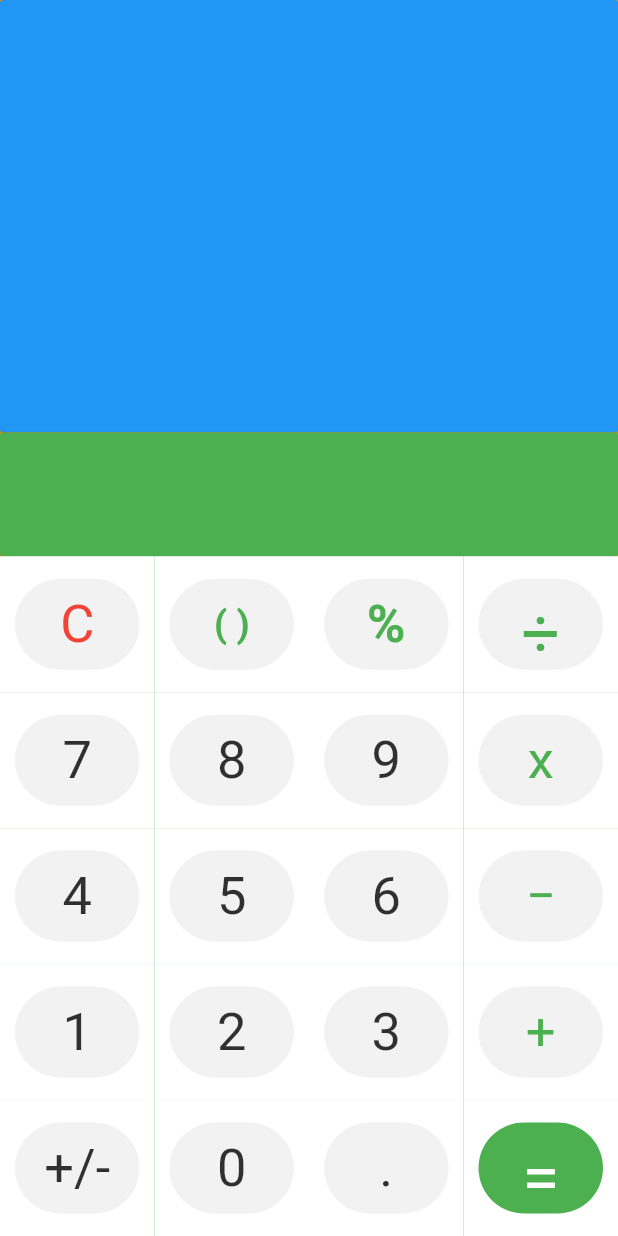
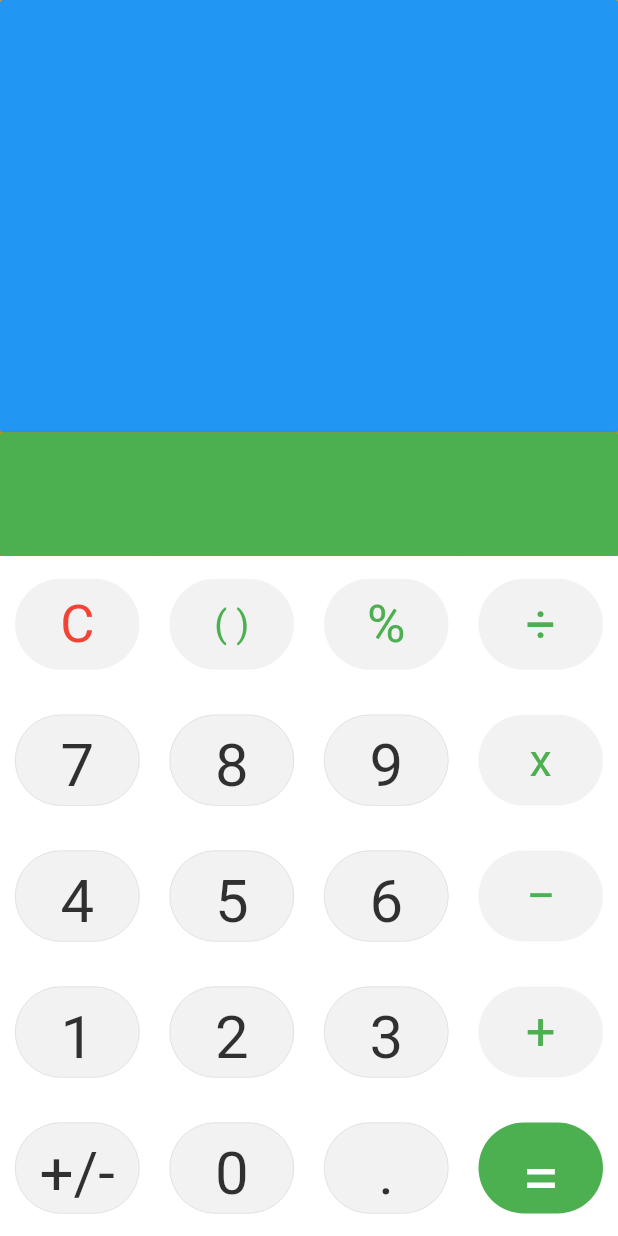
Before and after one commit to shreyansh-jain/calculator_app, a Flutter app: the screen it shows after launch, on a phone screen of 412 x 824 dp. Run offline on Flutter 3.47's test engine with Material 2 defaults, Android fonts, the phone set to English and light mode, and no system bars.

Commit message:
UI Changes

```diff
--- a/lib/main.dart
+++ b/lib/main.dart
@@ -55,7 +55,7 @@ class Calculator extends StatelessWidget {
       Row(
         children: <Widget>[
           Container(
-            color: Colors.green,
+            color: Colors.white,
             height: MediaQuery.of(context).size.height * 0.55,
             width: MediaQuery.of(context).size.width,
             child: Column(
@@ -80,7 +80,10 @@ class Calculator extends StatelessWidget {
                             child: Center(
                                 child: Text(
                               "C",
-                              style: TextStyle(color: Colors.red, fontSize: 35),
+                              style: TextStyle(
+                                  color: Colors.red,
+                                  fontSize: 35,
+                                  fontWeight: FontWeight.normal),
                             )))),
                     Container(
                         color: Colors.white,
@@ -103,7 +106,7 @@ class Calculator extends StatelessWidget {
                               style: TextStyle(
                                   color: Colors.green,
                                   fontSize: 25,
-                                  fontWeight: FontWeight.bold),
+                                  fontWeight: FontWeight.normal),
                             )))),
                     Container(
                         color: Colors.white,
@@ -126,7 +129,7 @@ class Calculator extends StatelessWidget {
                               style: TextStyle(
                                   color: Colors.green,
                                   fontSize: 35,
-                                  fontWeight: FontWeight.bold),
+                                  fontWeight: FontWeight.normal),
                             )))),
                     Container(
                         color: Colors.white,
@@ -148,7 +151,7 @@ class Calculator extends StatelessWidget {
                               "÷",
                               style: TextStyle(
                                   color: Colors.green,
-                                  fontSize: 45,
+                                  fontSize: 35,
                                   fontWeight: FontWeight.normal),
                             )))),
                   ],
@@ -163,6 +166,9 @@ class Calculator extends StatelessWidget {
                         child: Container(
                             decoration: new BoxDecoration(
                                 color: Colors.black.withOpacity(0.05),
+                                border: Border.all(
+                                    color: Colors.black.withOpacity(0.2),
+                                    width: 0.25),
                                 borderRadius: BorderRadius.circular(100.0)),
                             margin: new EdgeInsets.fromLTRB(10, 15, 10, 15),
                             padding: new EdgeInsets.fromLTRB(
@@ -175,8 +181,8 @@ class Calculator extends StatelessWidget {
                               "7",
                               style: TextStyle(
                                   color: Colors.black.withOpacity(0.8),
-                                  fontSize: 35,
-                                  fontWeight: FontWeight.normal),
+                                  fontSize: 40,
+                                  fontWeight: FontWeight.w400),
                             )))),
                     Container(
                         color: Colors.white,
@@ -186,6 +192,9 @@ class Calculator extends StatelessWidget {
                         child: Container(
                             decoration: new BoxDecoration(
                                 color: Colors.black.withOpacity(0.05),
+                                border: Border.all(
+                                    color: Colors.black.withOpacity(0.2),
+                                    width: 0.25),
                                 borderRadius: BorderRadius.circular(100.0)),
                             margin: new EdgeInsets.fromLTRB(10, 15, 10, 15),
                             padding: new EdgeInsets.fromLTRB(
@@ -198,8 +207,8 @@ class Calculator extends StatelessWidget {
                               "8",
                               style: TextStyle(
                                   color: Colors.black.withOpacity(0.8),
-                                  fontSize: 35,
-                                  fontWeight: FontWeight.normal),
+                                  fontSize: 40,
+                                  fontWeight: FontWeight.w400),
                             )))),
                     Container(
                         color: Colors.white,
@@ -209,6 +218,9 @@ class Calculator extends StatelessWidget {
                         child: Container(
                             decoration: new BoxDecoration(
                                 color: Colors.black.withOpacity(0.05),
+                                border: Border.all(
+                                    color: Colors.black.withOpacity(0.2),
+                                    width: 0.25),
                                 borderRadius: BorderRadius.circular(100.0)),
                             margin: new EdgeInsets.fromLTRB(10, 15, 10, 15),
                             padding: new EdgeInsets.fromLTRB(
@@ -221,8 +233,8 @@ class Calculator extends StatelessWidget {
                               "9",
                               style: TextStyle(
                                   color: Colors.black.withOpacity(0.8),
-                                  fontSize: 35,
-                                  fontWeight: FontWeight.normal),
+                                  fontSize: 40,
+                                  fontWeight: FontWeight.w400),
                             )))),
                     Container(
                         color: Colors.white,
@@ -244,7 +256,7 @@ class Calculator extends StatelessWidget {
                               "x",
                               style: TextStyle(
                                   color: Colors.green,
-                                  fontSize: 35,
+                                  fontSize: 30,
                                   fontWeight: FontWeight.normal),
                             )))),
                   ],
@@ -259,6 +271,9 @@ class Calculator extends StatelessWidget {
                         child: Container(
                             decoration: new BoxDecoration(
                                 color: Colors.black.withOpacity(0.05),
+                                border: Border.all(
+                                    color: Colors.black.withOpacity(0.2),
+                                    width: 0.25),
                                 borderRadius: BorderRadius.circular(100.0)),
                             margin: new EdgeInsets.fromLTRB(10, 15, 10, 15),
                             padding: new EdgeInsets.fromLTRB(
@@ -271,8 +286,8 @@ class Calculator extends StatelessWidget {
                               "4",
                               style: TextStyle(
                                   color: Colors.black.withOpacity(0.8),
-                                  fontSize: 35,
-                                  fontWeight: FontWeight.normal),
+                                  fontSize: 40,
+                                  fontWeight: FontWeight.w400),
                             )))),
                     Container(
                         color: Colors.white,
@@ -282,6 +297,9 @@ class Calculator extends StatelessWidget {
                         child: Container(
                             decoration: new BoxDecoration(
                                 color: Colors.black.withOpacity(0.05),
+                                border: Border.all(
+                                    color: Colors.black.withOpacity(0.2),
+                                    width: 0.25),
                                 borderRadius: BorderRadius.circular(100.0)),
                             margin: new EdgeInsets.fromLTRB(10, 15, 10, 15),
                             padding: new EdgeInsets.fromLTRB(
@@ -294,8 +312,8 @@ class Calculator extends StatelessWidget {
                               "5",
                               style: TextStyle(
                                   color: Colors.black.withOpacity(0.8),
-                                  fontSize: 35,
-                                  fontWeight: FontWeight.normal),
+                                  fontSize: 40,
+                                  fontWeight: FontWeight.w400),
                             )))),
                     Container(
                         color: Colors.white,
@@ -305,6 +323,9 @@ class Calculator extends StatelessWidget {
                         child: Container(
                             decoration: new BoxDecoration(
                                 color: Colors.black.withOpacity(0.05),
+                                border: Border.all(
+                                    color: Colors.black.withOpacity(0.2),
+                                    width: 0.25),
                                 borderRadius: BorderRadius.circular(100.0)),
                             margin: new EdgeInsets.fromLTRB(10, 15, 10, 15),
                             padding: new EdgeInsets.fromLTRB(
@@ -317,8 +338,8 @@ class Calculator extends StatelessWidget {
                               "6",
                               style: TextStyle(
                                   color: Colors.black.withOpacity(0.8),
-                                  fontSize: 35,
-                                  fontWeight: FontWeight.normal),
+                                  fontSize: 40,
+                                  fontWeight: FontWeight.w400),
                             )))),
                     Container(
                         color: Colors.white,
@@ -355,6 +376,9 @@ class Calculator extends StatelessWidget {
                         child: Container(
                             decoration: new BoxDecoration(
                                 color: Colors.black.withOpacity(0.05),
+                                border: Border.all(
+                                    color: Colors.black.withOpacity(0.2),
+                                    width: 0.25),
                                 borderRadius: BorderRadius.circular(100.0)),
                             margin: new EdgeInsets.fromLTRB(10, 15, 10, 15),
                             padding: new EdgeInsets.fromLTRB(
@@ -367,8 +391,8 @@ class Calculator extends StatelessWidget {
                               "1",
                               style: TextStyle(
                                   color: Colors.black.withOpacity(0.8),
-                                  fontSize: 35,
-                                  fontWeight: FontWeight.normal),
+                                  fontSize: 40,
+                                  fontWeight: FontWeight.w400),
                             )))),
                     Container(
                         color: Colors.white,
@@ -378,6 +402,9 @@ class Calculator extends StatelessWidget {
                         child: Container(
                             decoration: new BoxDecoration(
                                 color: Colors.black.withOpacity(0.05),
+                                border: Border.all(
+                                    color: Colors.black.withOpacity(0.2),
+                                    width: 0.25),
                                 borderRadius: BorderRadius.circular(100.0)),
                             margin: new EdgeInsets.fromLTRB(10, 15, 10, 15),
                             padding: new EdgeInsets.fromLTRB(
@@ -390,8 +417,8 @@ class Calculator extends StatelessWidget {
                               "2",
                               style: TextStyle(
                                   color: Colors.black.withOpacity(0.8),
-                                  fontSize: 35,
-                                  fontWeight: FontWeight.normal),
+                                  fontSize: 40,
+                                  fontWeight: FontWeight.w400),
                             )))),
                     Container(
                         color: Colors.white,
@@ -401,6 +428,9 @@ class Calculator extends StatelessWidget {
                         child: Container(
                             decoration: new BoxDecoration(
                                 color: Colors.black.withOpacity(0.05),
+                                border: Border.all(
+                                    color: Colors.black.withOpacity(0.2),
+                                    width: 0.25),
                                 borderRadius: BorderRadius.circular(100.0)),
                             margin: new EdgeInsets.fromLTRB(10, 15, 10, 15),
                             padding: new EdgeInsets.fromLTRB(
@@ -413,8 +443,8 @@ class Calculator extends StatelessWidget {
                               "3",
                               style: TextStyle(
                                   color: Colors.black.withOpacity(0.8),
-                                  fontSize: 35,
-                                  fontWeight: FontWeight.normal),
+                                  fontSize: 40,
+                                  fontWeight: FontWeight.w400),
                             )))),
                     Container(
                         color: Colors.white,
@@ -451,6 +481,9 @@ class Calculator extends StatelessWidget {
                         child: Container(
                             decoration: new BoxDecoration(
                                 color: Colors.black.withOpacity(0.05),
+                                border: Border.all(
+                                    color: Colors.black.withOpacity(0.2),
+                                    width: 0.25),
                                 borderRadius: BorderRadius.circular(100.0)),
                             margin: new EdgeInsets.fromLTRB(10, 15, 10, 15),
                             padding: new EdgeInsets.fromLTRB(
@@ -463,8 +496,8 @@ class Calculator extends StatelessWidget {
                               "+/-",
                               style: TextStyle(
                                   color: Colors.black.withOpacity(0.8),
-                                  fontSize: 35,
-                                  fontWeight: FontWeight.normal),
+                                  fontSize: 40,
+                                  fontWeight: FontWeight.w400),
                             )))),
                     Container(
                         color: Colors.white,
@@ -474,6 +507,9 @@ class Calculator extends StatelessWidget {
                         child: Container(
                             decoration: new BoxDecoration(
                                 color: Colors.black.withOpacity(0.05),
+                                border: Border.all(
+                                    color: Colors.black.withOpacity(0.2),
+                                    width: 0.25),
                                 borderRadius: BorderRadius.circular(100.0)),
                             margin: new EdgeInsets.fromLTRB(10, 15, 10, 15),
                             padding: new EdgeInsets.fromLTRB(
@@ -486,8 +522,8 @@ class Calculator extends StatelessWidget {
                               "0",
                               style: TextStyle(
                                   color: Colors.black.withOpacity(0.8),
-                                  fontSize: 35,
-                                  fontWeight: FontWeight.normal),
+                                  fontSize: 40,
+                                  fontWeight: FontWeight.w400),
                             )))),
                     Container(
                         color: Colors.white,
@@ -497,6 +533,9 @@ class Calculator extends StatelessWidget {
                         child: Container(
                             decoration: new BoxDecoration(
                                 color: Colors.black.withOpacity(0.05),
+                                border: Border.all(
+                                    color: Colors.black.withOpacity(0.2),
+                                    width: 0.25),
                                 borderRadius: BorderRadius.circular(100.0)),
                             margin: new EdgeInsets.fromLTRB(10, 15, 10, 15),
                             padding: new EdgeInsets.fromLTRB(
@@ -509,8 +548,8 @@ class Calculator extends StatelessWidget {
                               ".",
                               style: TextStyle(
                                   color: Colors.black.withOpacity(0.8),
-                                  fontSize: 35,
-                                  fontWeight: FontWeight.normal),
+                                  fontSize: 40,
+                                  fontWeight: FontWeight.w400),
                             )))),
                     Container(
                         color: Colors.white,
```
